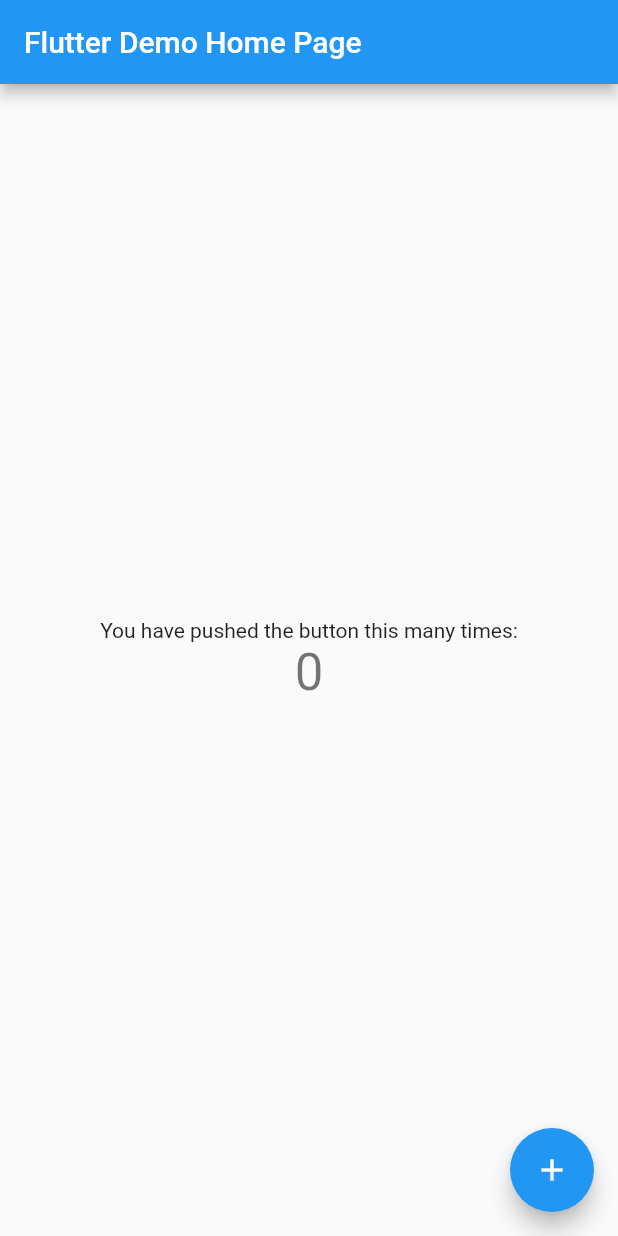
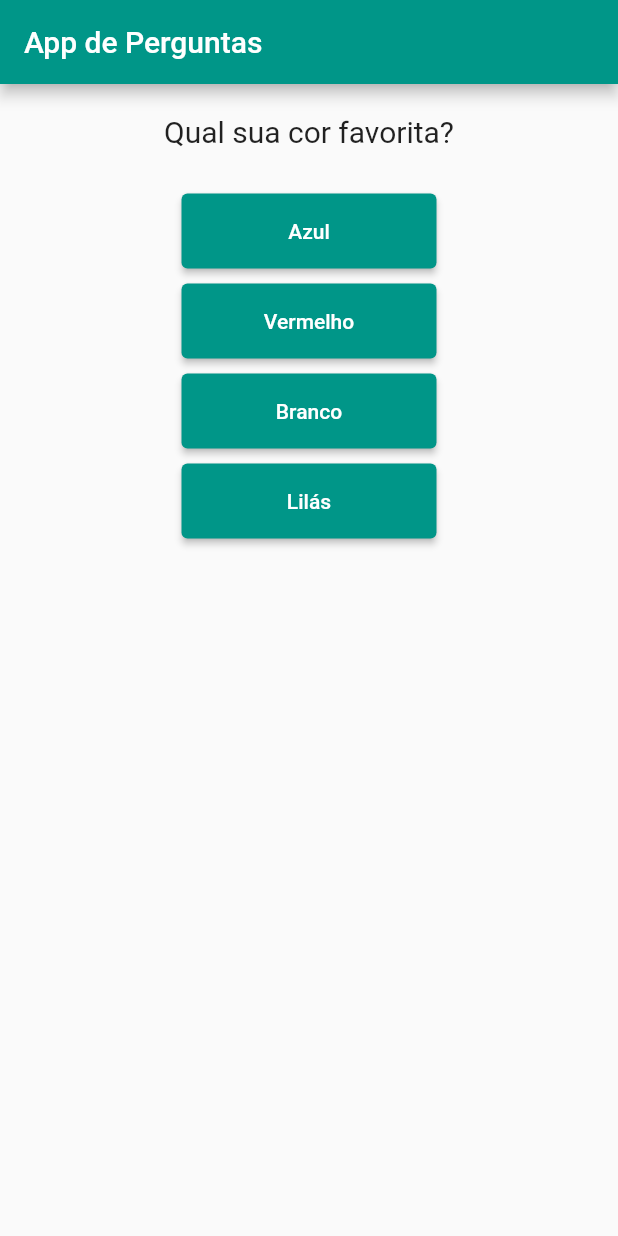
Before and after one commit to larinuness/flutter-perguntas-app, a Flutter app: the screen it shows after launch, on a phone screen of 412 x 824 dp. Run offline on Flutter 3.47's test engine with Material 2 defaults, Android fonts, the phone set to English and light mode, and no system bars.

Commit message:
Projeto finalizado

```diff
--- a/projeto_perguntas/lib/main.dart
+++ b/projeto_perguntas/lib/main.dart
@@ -1,66 +1,120 @@
 import 'package:flutter/material.dart';
+import 'questionario.dart';
+import 'resultado.dart';
 
-void main() {
-  runApp(const MyApp());
+main() => runApp(const PerguntaApp());
+
+class PerguntaApp extends StatefulWidget {
+  const PerguntaApp({Key? key}) : super(key: key);
+
+  @override
+  _PerguntaAppState createState() => _PerguntaAppState();
 }
 
-class MyApp extends StatelessWidget {
-  const MyApp({Key? key}) : super(key: key);
+//State<nome> o nome do componente que vai controlar o estado
+class _PerguntaAppState extends State<PerguntaApp> {
+  int _perguntaSelecionada = 0;
+  int _pontuacaoTotal = 0;
+  //Uma lista de mapa que tem objetos dentro
+  final List<Map<String, Object>> _perguntas = [
+    {
+      'texto': 'Qual sua cor favorita?',
+      //Uma lista de respostas
+      'respostas': [
+        {'texto': 'Azul', 'pontuacao': 2},
+        {'texto': 'Vermelho', 'pontuacao': 4},
+        {'texto': 'Branco', 'pontuacao': 6},
+        {'texto': 'Lilás', 'pontuacao': 8},
+      ],
+    },
+    {
+      'texto': 'Qual é o seu animal favorito?',
+      //Uma lista de respostas
+      'respostas': [
+        {'texto': 'Leão', 'pontuacao': 2},
+        {'texto': 'Cabra', 'pontuacao': 4},
+        {'texto': 'Jacaré', 'pontuacao': 6},
+        {'texto': 'Girafa', 'pontuacao': 8},
+      ],
+    },
+    {
+      'texto': 'Qual é o seu jogo favorito?',
+      //Uma lista de respostas
+      'respostas': [
+        {'texto': 'League of Legends', 'pontuacao': 2},
+        {'texto': 'Counter Strike', 'pontuacao': 4},
+        {'texto': 'Dota 2', 'pontuacao': 6},
+        {'texto': 'Call of Duty', 'pontuacao': 8},
+      ],
+    },
+  ];
+  //Calculando a pontuação
+  void _responder(int pontuacao) {
+    if (temPerguntaSelecionada) {
+      setState(() {
+        //Mostrando próxima pergunta
+        _perguntaSelecionada++;
+        //Acrescentando a pontuação
+        _pontuacaoTotal += pontuacao;
+      });
+    }
+    // ignore: avoid_print
+    // print(_perguntaSelecionada);
+    // ignore: avoid_print
+    print(_pontuacaoTotal);
+  }
 
-  @override
-  Widget build(BuildContext context) {
-    return MaterialApp(
-      title: 'Flutter Demo',
-      theme: ThemeData(
-        primarySwatch: Colors.blue,
-      ),
-      home: const MyHomePage(title: 'Flutter Demo Home Page'),
-    );
+  //Get pra mostrar pergunta ou não
+  bool get temPerguntaSelecionada {
+    return _perguntaSelecionada < _perguntas.length;
   }
-}
 
-class MyHomePage extends StatefulWidget {
-  const MyHomePage({Key? key, required this.title}) : super(key: key);
-
-  final String title;
-
-  @override
-  State<MyHomePage> createState() => _MyHomePageState();
-}
-
-class _MyHomePageState extends State<MyHomePage> {
-  int _counter = 0;
-
-  void _incrementCounter() {
+  void _reiniciarQuestionario() {
     setState(() {
-      _counter++;
+      _perguntaSelecionada = 0;
+      _pontuacaoTotal = 0;
     });
   }
 
   @override
   Widget build(BuildContext context) {
-    return Scaffold(
-      appBar: AppBar(
-        title: Text(widget.title),
+    // ---- FORMA DECLARATIVA ----
+
+    //transforma a list de respostas em Widgets
+    //função do map é transformar as coisas, uma lista pra um outro tipo de lista
+    // List<Widget> widgets = respostas
+    //     .map((texto) => Resposta(resposta: texto, selecionado: _responder))
+    //     .toList();
+
+    // ---- FORMA IMPERATIVA ----
+
+    //add as respostas na lista de respostas de acorda com a questão que está
+    // for (String textoResp in respostas) {
+    //   widgets.add(Resposta(resposta: textoResp, selecionado: _responder));
+    // }
+
+    //uma instancia, poderia usar o new = return new MaterialApp
+    //contexto de construção
+    return MaterialApp(
+      debugShowCheckedModeBanner: false,
+      theme: ThemeData(
+        //cor padrão do projeto
+        primarySwatch: Colors.teal,
       ),
-      body: Center(
-        child: Column(
-          mainAxisAlignment: MainAxisAlignment.center,
-          children: <Widget>[
-            const Text(
-              'You have pushed the button this many times:',
-            ),
-            Text(
-              '$_counter',
-              style: Theme.of(context).textTheme.headline4,
-            ),
-          ],
+      home: Scaffold(
+        appBar: AppBar(
+          title: const Text('App de Perguntas'),
         ),
-      ),
-      floatingActionButton: FloatingActionButton(
-        onPressed: _incrementCounter,
-        tooltip: 'Increment',
-        child: const Icon(Icons.add),
+        body: temPerguntaSelecionada
+            ? Questionario(
+                perguntaSelecionada: _perguntaSelecionada,
+                perguntas: _perguntas,
+                quandoResponder: _responder)
+            //senão tiver mais perguntas, vai mostrar isso
+            : Resultado(
+                pontuacao: _pontuacaoTotal,
+                quandoReiniciarQuestionario: _reiniciarQuestionario,
+              ),
       ),
     );
   }
--- /dev/null
+++ b/projeto_perguntas/lib/questao.dart
@@ -0,0 +1,26 @@
+import 'package:flutter/material.dart';
+
+class Questao extends StatelessWidget {
+  final String texto;
+
+  const Questao({
+    Key? key,
+    required this.texto,
+  }) : super(key: key);
+
+  @override
+  Widget build(BuildContext context) {
+    return Container(
+      margin: const EdgeInsets.only(top: 20),
+      width: double.infinity,
+      child: Text(
+        texto,
+        textAlign: TextAlign.center,
+        style: const TextStyle(
+          fontSize: 20,
+          fontWeight: FontWeight.w400,
+        ),
+      ),
+    );
+  }
+}
--- /dev/null
+++ b/projeto_perguntas/lib/questionario.dart
@@ -0,0 +1,65 @@
+import 'package:flutter/material.dart';
+
+import 'questao.dart';
+import 'resposta.dart';
+
+class Questionario extends StatelessWidget {
+  final int perguntaSelecionada;
+  final List<Map<String, Object>> perguntas;
+  //recebe paramêtro do tipo
+  final void Function(int) quandoResponder;
+
+  const Questionario({
+    Key? key,
+    required this.perguntaSelecionada,
+    required this.perguntas,
+    required this.quandoResponder,
+  }) : super(key: key);
+
+  //get pra mostrar pergunta ou não
+  bool get temPerguntaSelecionada {
+    return perguntaSelecionada < perguntas.length;
+  }
+
+  @override
+  Widget build(BuildContext context) {
+    //pegando as respostas da lista de perguntas
+    //se não tiver pergunta selecionada, retorna vazio
+    List<Map<String, Object>> respostas = temPerguntaSelecionada
+        ? perguntas[perguntaSelecionada].cast()['respostas']
+        : [];
+    return Column(
+      crossAxisAlignment: CrossAxisAlignment.center,
+      children: [
+        Questao(
+          texto: perguntas[perguntaSelecionada]['texto'].toString(),
+        ),
+        const SizedBox(
+          height: 20,
+        ),
+        //o ... é um operador que vai fazer todos os elementos da lista
+        //seja add nessa nova lista add na
+        // ---- Maneira 1 de fazer ----
+        // ...widgets,
+
+        // ---- Maneira 2 de fazer ----
+        // Pegou as respostas que é uma lista de String
+        // Usou o map, pra transforma de lista do tipo String em uma lista do tipo Widget
+        // Transforma o resultado do map em uma lista
+        // usou o ... pra pegar cada item da lista de widgets e jogar nos children da Column
+
+        ...respostas.map((resp) {
+          return Resposta(
+            resposta: resp['texto'].toString(),
+            //passa o método () que chama o outro método 'quandoResponder'
+            //passando uma função como parâmetro
+            // o () seria o metodo do onPressed do widget Resposta
+            quandoSelecionado: () =>
+                //acessando a pontuacao
+                quandoResponder(int.parse(resp['pontuacao'].toString())),
+          );
+        }).toList(),
+      ],
+    );
+  }
+}
--- /dev/null
+++ b/projeto_perguntas/lib/resposta.dart
@@ -0,0 +1,21 @@
+import 'package:flutter/material.dart';
+
+class Resposta extends StatelessWidget {
+  final String resposta;
+  final void Function() quandoSelecionado;
+  const Resposta({Key? key, required this.resposta, required this.quandoSelecionado})
+      : super(key: key);
+
+  @override
+  Widget build(BuildContext context) {
+    return Container(
+      margin: const EdgeInsets.only(top: 10),
+      height: 50,
+      width: 170,
+      child: ElevatedButton(
+        onPressed: quandoSelecionado,
+        child: Text(resposta),
+      ),
+    );
+  }
+}
```
Also changed, not shown: projeto_perguntas/lib/resultado.dart (added, +48 -0 lines), 1 other file.
